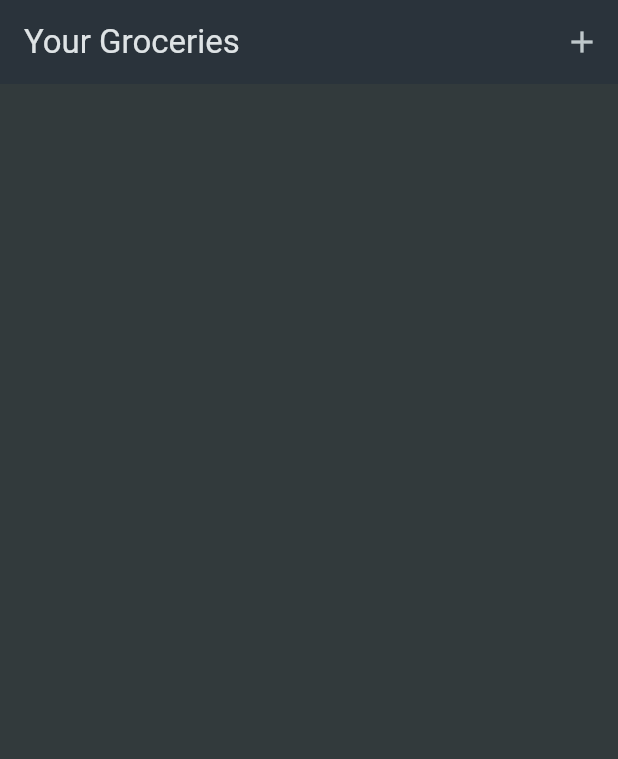
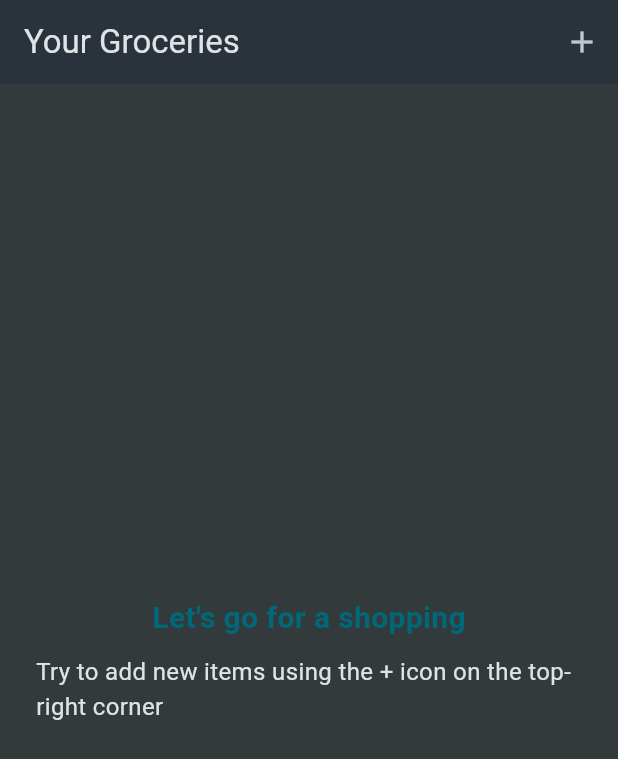
Before and after one commit to 5rbsh518/shopping_list, a Flutter app: the screen it shows after launch, on a phone screen of 412 x 824 dp. Shown: the top 759 px of the screen. Run offline on Flutter 3.47's test engine with Material 3 defaults, Android fonts, the phone set to English and light mode, and no system bars.

Commit message:
Added indication when now item added and the list is empty. Added a functionabilty to remove a list item.

```diff
--- a/lib/screens/groceries_screen.dart
+++ b/lib/screens/groceries_screen.dart
@@ -1,5 +1,4 @@
 import 'package:flutter/material.dart';
-import 'package:shopping_list/data/dummy_items.dart';
 import 'package:shopping_list/models/grocery_item.dart';
 import 'package:shopping_list/screens/new_item_screen.dart';
 
@@ -19,12 +18,68 @@ class _GroceriesScreenState extends State<GroceriesScreen> {
     if (newItem == null) {
       return;
     } else {
+      setState(() {
         _groceriesList.add(newItem);
+      });
     }
+  }
+
+  void _removeItem(item) {
+    setState(() {
+      _groceriesList.remove(item);
+    });
   }
 
   @override
   Widget build(BuildContext context) {
+    Widget content = Padding(
+      padding: const EdgeInsets.all(24),
+      child: Center(
+        child: Column(
+          mainAxisAlignment: MainAxisAlignment.center,
+          children: [
+            Text(
+              "Let's go for a shopping",
+              style: TextStyle(
+                  fontSize: 20,
+                  color: Theme.of(context).colorScheme.inversePrimary,
+                  fontWeight: FontWeight.bold),
+            ),
+            const SizedBox(
+              height: 10,
+            ),
+            Text(
+              "Try to add new items using the + icon on the top-right corner",
+              style: TextStyle(
+                  fontSize: 16,
+                  color: Theme.of(context).colorScheme.onBackground),
+            )
+          ],
+        ),
+      ),
+    );
+
+    if (_groceriesList.isNotEmpty) {
+      content = ListView.builder(
+        itemCount: _groceriesList.length,
+        itemBuilder: ((context, index) => Dismissible(
+              onDismissed: (direction) {
+                _removeItem(_groceriesList[index]);
+              },
+              key: ValueKey(_groceriesList[index].id),
+              child: ListTile(
+                title: Text(_groceriesList[index].name),
+                leading: Container(
+                  width: 24,
+                  height: 24,
+                  color: _groceriesList[index].category.color,
+                ),
+                trailing: Text(_groceriesList[index].quantity.toString()),
+              ),
+            )),
+      );
+    }
+
     return Scaffold(
         appBar: AppBar(
           title: const Text("Your Groceries"),
@@ -36,18 +91,6 @@ class _GroceriesScreenState extends State<GroceriesScreen> {
                 icon: const Icon(Icons.add))
           ],
         ),
-      body: ListView.builder(
-        itemCount: _groceriesList.length,
-        itemBuilder: ((context, index) => ListTile(
-              title: Text(_groceriesList[index].name),
-              leading: Container(
-                width: 24,
-                height: 24,
-                color: _groceriesList[index].category.color,
-              ),
-              trailing: Text(_groceriesList[index].quantity.toString()),
-            )),
-      ),
-    );
+        body: content);
   }
 }
```
Lines whose indentation alone changed are shown as unchanged.
